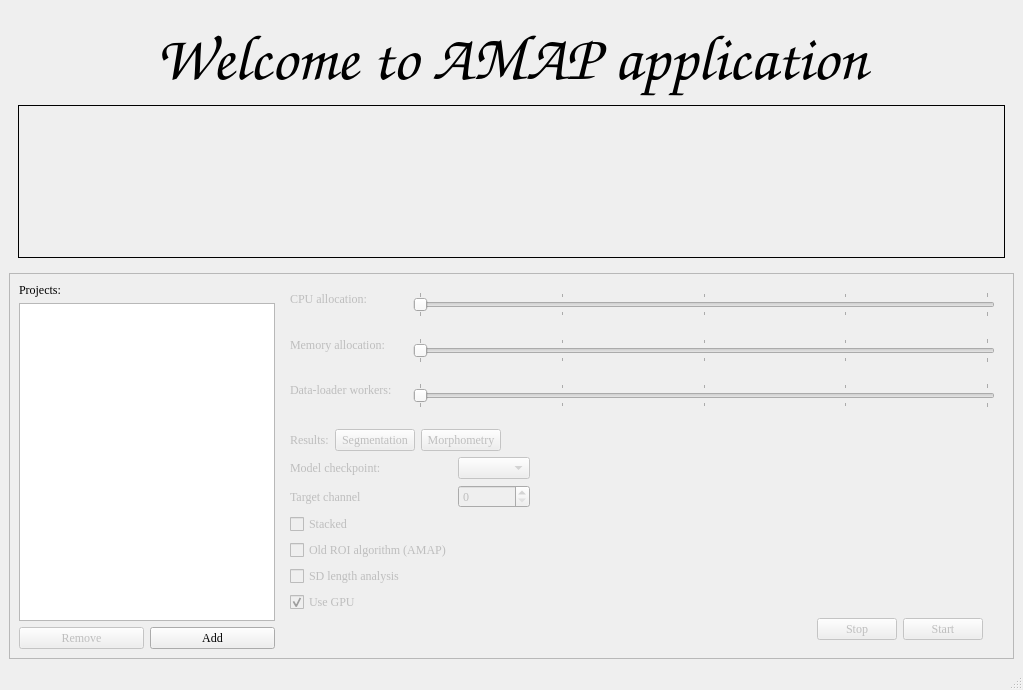
First picture: the form in src/ui/main_window.ui, repository platonic-realm/amap-app, before the edit.
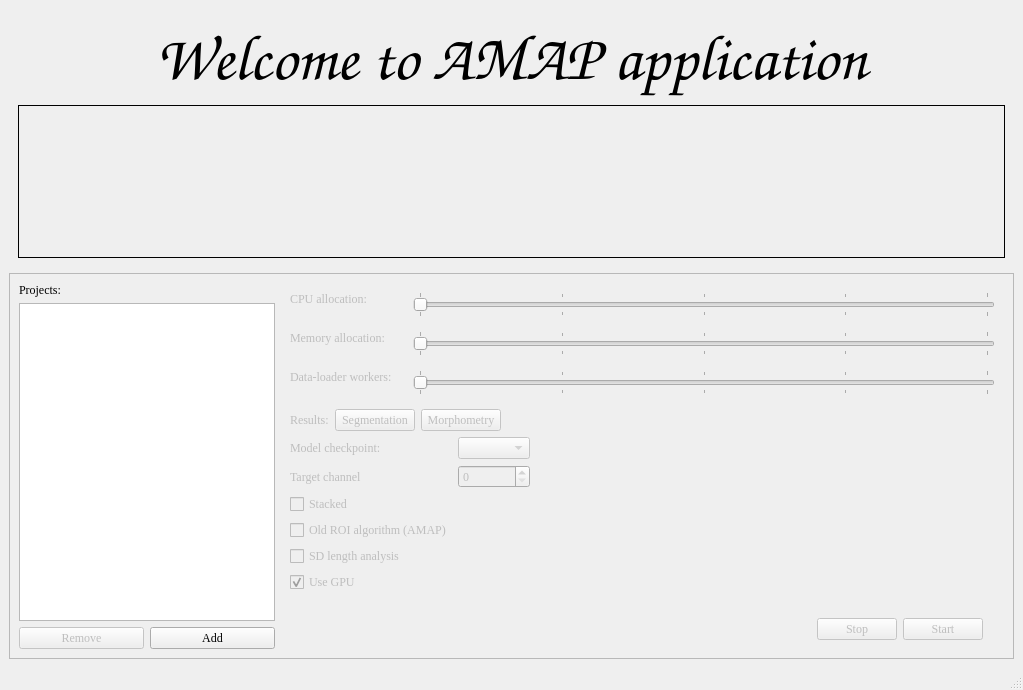
Second picture: the form after the edit. Icons and pictures are not drawn.

Commit message: Gate Stacked/Target-channel controls by detected input type

```diff
--- a/src/ui/main_window.ui
+++ b/src/ui/main_window.ui
@@ -452,6 +452,19 @@
                  </property>
                 </widget>
                </item>
+               <item row="6" column="0" colspan="2">
+                <widget class="QLabel" name="label_input_info">
+                 <property name="enabled">
+                  <bool>false</bool>
+                 </property>
+                 <property name="wordWrap">
+                  <bool>true</bool>
+                 </property>
+                 <property name="text">
+                  <string/>
+                 </property>
+                </widget>
+               </item>
               </layout>
             </item>
             <item row="4" column="0" colspan="5">
```
The commit also changes 4 other files.
